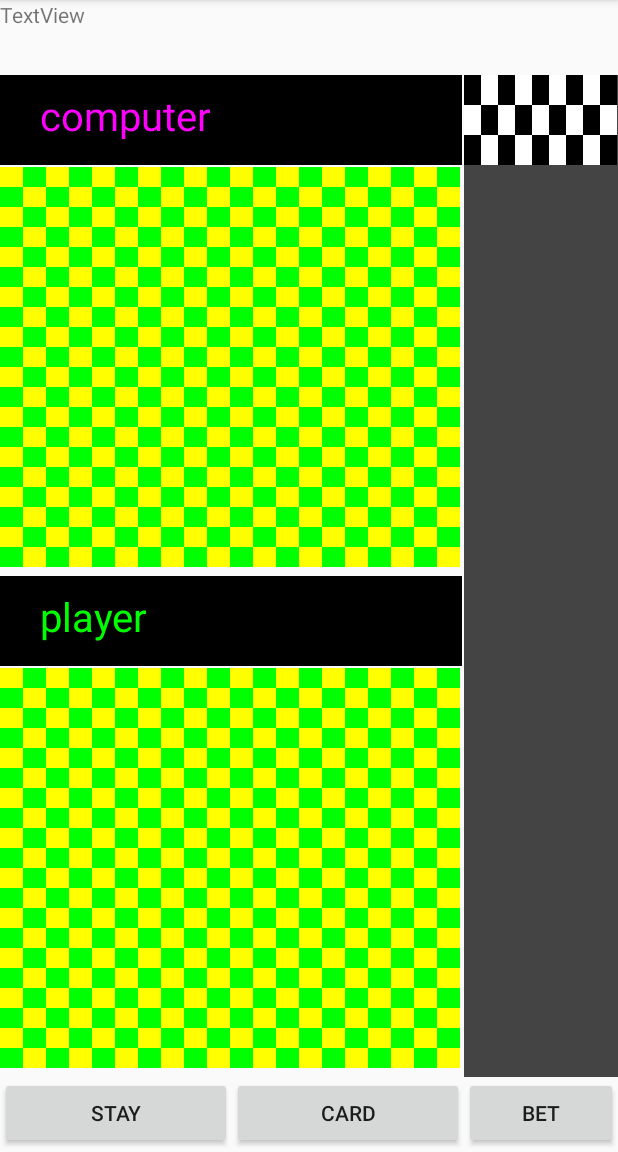
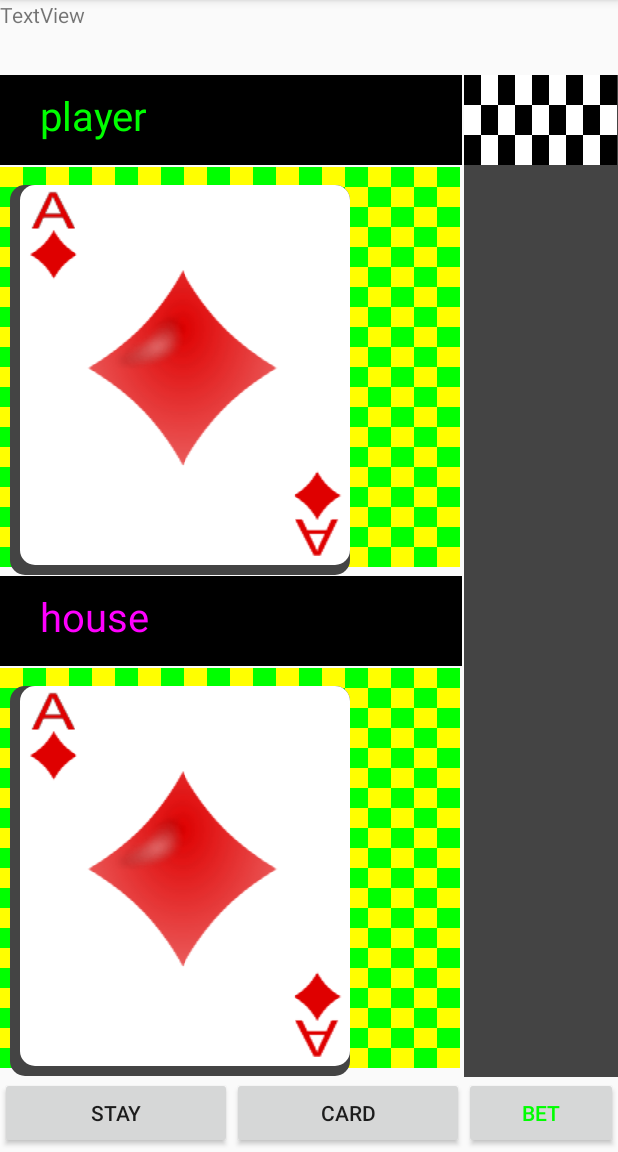
Before and after one commit to zoolu-got-rhythm/android-blackjack-vs-the-world, an Android app: the screen it shows after launch (MainActivity), on a phone screen of 412 x 824 dp, the part 84-1236 px from its top. Run offline under Robolectric (Android 15) with nearby library versions, the phone set to English and light mode, and no system bars.

Commit message:
working on shell script for cards to drawable folder

```diff
--- a/app/src/main/java/com/example/slurp/blackjackandroid/controller/Controller.java
+++ b/app/src/main/java/com/example/slurp/blackjackandroid/controller/Controller.java
@@ -10,7 +10,7 @@ public class Controller{
     private Game model;
     private int betPlaced;
 
-    Controller(Game model){
+    public Controller(Game model){
         this.model = model;
         this.betPlaced = 0;
     }
@@ -87,7 +87,7 @@ public class Controller{
         this.getWinnerAndRestGameIfOver();
     }
 
-    public void placeBet(int betAmount) {
+    private void placeBet(int betAmount) {
         int playerChipsAmount = 0;
         try {
             playerChipsAmount = model.getPlayerByName("player").getChips().getCurrentBalance();
--- a/app/src/main/java/com/example/slurp/blackjackandroid/model/blackjack/Game.java
+++ b/app/src/main/java/com/example/slurp/blackjackandroid/model/blackjack/Game.java
@@ -218,7 +218,7 @@ public class Game extends Observable{
         return theWinner;
     }
 
-    private void notifyView(){
+    public void notifyView(){
         System.out.println("notifying view");
         super.setChanged();
         super.notifyObservers(this);
--- a/app/src/main/java/com/example/slurp/blackjackandroid/view/BoardCanvasView.java
+++ b/app/src/main/java/com/example/slurp/blackjackandroid/view/BoardCanvasView.java
@@ -1,14 +1,18 @@
 package com.example.slurp.blackjackandroid.view;
 
 import android.content.Context;
+import android.graphics.Bitmap;
+import android.graphics.BitmapFactory;
 import android.graphics.Color;
 import android.graphics.Paint;
 import android.graphics.Point;
 import android.graphics.Rect;
+import android.graphics.RectF;
 import android.util.Log;
 import android.view.View;
 import android.view.ViewGroup;
 
+import com.example.slurp.blackjackandroid.R;
 import com.example.slurp.blackjackandroid.model.blackjack.Game;
 
 import java.util.Observable;
@@ -82,75 +86,28 @@ public class BoardCanvasView extends View implements Observer {
         playerTextPaint.setTextSize(40);
         canvas.drawText(this.playerName, 40, (offsetFromTop / 2) + 11.25f, playerTextPaint);
 
+        Bitmap bitmap = BitmapFactory.decodeResource(getResources(), R.drawable.ace_of_diamonds);
 
 
 
+        Paint cardShadowPaint = new Paint();
+        cardShadowPaint.setColor(Color.DKGRAY);
+        canvas.drawRoundRect(
+                new RectF(10, offsetFromTop + 20, 350, offsetFromTop + 400 + 10),
+                15,
+                15,
+                cardShadowPaint);
 
-//        Paint redPaint = new Paint();
-//        redPaint.setColor(Color.RED);
-//        Point apple = this.currentGameState.getCurrentApple() != null ?
-//                this.currentGameState.getCurrentApple().getPos() : null;
+        Paint cardBackgroundPaint = new Paint();
+        cardBackgroundPaint.setColor(Color.WHITE);
+        canvas.drawRoundRect(
+                new RectF(20, offsetFromTop + 20, 350, offsetFromTop + 400),
+                15,
+                15,
+                cardBackgroundPaint);
 
-
-//        if(apple != null)
-//            canvas.drawRect(new Rect(apple.x * squareSize,
-//                    apple.y * squareSize, (apple.x * squareSize) + squareSize - 2,
-//                    (apple.y * squareSize) + squareSize - 2), redPaint);
-//
-//
-//        for (Point p : this.currentGameState.getPlayerSnake().getHeadAndBody()) {
-//
-//            if(this.currentGameState.getPlayerSnake().getHeadAndBody().indexOf(p) == 0){
-//                Paint snakeHeadPaint = new Paint();
-//                snakeHeadPaint.setColor(getResources().getColor(R.color.purple));
-//                canvas.drawRect(new Rect(p.x * squareSize,
-//                                p.y * squareSize, (p.x * squareSize) + squareSize - 2,
-//                                (p.y * squareSize) + squareSize -2),
-//                        snakeHeadPaint);
-//
-//            }else{
-//                canvas.drawRect(new Rect(p.x * squareSize,
-//                                p.y * squareSize, (p.x * squareSize) + squareSize - 2,
-//                                (p.y * squareSize) + squareSize - 2),
-//                        this.mPaint);
-//            }
-//        }
-//
-//        if(currentGameState.getGameOver()) {
-//
-//            String gameOver = "GAME OVER";
-//            String tapScreenToPlayAgain = "tap screen to play again";
-//
-//            Paint gameOverPaint = new Paint();
-//            gameOverPaint.setTextSize(100f);
-//            gameOverPaint.setColor(Color.RED);
-//            gameOverPaint.setStyle(Paint.Style.FILL);
-//
-//            Paint tapScreenPaint = new Paint();
-//            tapScreenPaint.setTextSize(50f);
-//            tapScreenPaint.setColor(Color.GREEN);
-//            tapScreenPaint.setStyle(Paint.Style.FILL);
-//
-//            Rect resultGameOver = new Rect();
-//            Rect resultTapScreenToPlayAgain = new Rect();
-//
-//
-//            gameOverPaint.getTextBounds(gameOver, 0, gameOver.length(), resultGameOver);
-//
-//            tapScreenPaint.getTextBounds(tapScreenToPlayAgain, 0, tapScreenToPlayAgain.length(),
-//                    resultTapScreenToPlayAgain);
-//
-//
-//            canvas.drawText(gameOver, (width / 2) - resultGameOver.width() / 2,
-//                    (height / 2) + resultGameOver.height() / 2, gameOverPaint);
-//
-//            canvas.drawText(tapScreenToPlayAgain, (width / 2) - resultTapScreenToPlayAgain.width() / 2,
-//                    ((height / 2) + resultTapScreenToPlayAgain.height() / 2)
-//                            + resultGameOver.height(), tapScreenPaint);
-//
-//
-//        }
-
+        canvas.drawBitmap(bitmap, null,
+                new Rect(20, offsetFromTop + 20, 350, offsetFromTop + 400), null);
 
         super.onDraw(canvas);
     }
--- a/app/src/main/java/com/example/slurp/blackjackandroid/view/MainActivity.java
+++ b/app/src/main/java/com/example/slurp/blackjackandroid/view/MainActivity.java
@@ -2,6 +2,7 @@ package com.example.slurp.blackjackandroid.view;
 
 import android.content.Context;
 import android.content.res.TypedArray;
+import android.graphics.Color;
 import android.graphics.Point;
 import android.support.v7.app.AppCompatActivity;
 import android.os.Bundle;
@@ -9,31 +10,54 @@ import android.util.DisplayMetrics;
 import android.util.Log;
 import android.util.TypedValue;
 import android.view.Display;
+import android.view.View;
 import android.view.ViewTreeObserver;
+import android.widget.Button;
 import android.widget.LinearLayout;
 
 import com.example.slurp.blackjackandroid.R;
+import com.example.slurp.blackjackandroid.controller.Controller;
 import com.example.slurp.blackjackandroid.model.blackjack.Game;
+import com.example.slurp.blackjackandroid.model.blackjack.Player;
 
-public class MainActivity extends AppCompatActivity {
+import java.util.Observable;
+import java.util.Observer;
 
-    Game model;
+public class MainActivity extends AppCompatActivity implements Observer {
+
+    private Game model;
+    private Controller controller;
+    private Button betButton;
+    private BoardCanvasView boardCanvasViewComputer, boardCanvasViewPlayer;
 
     @Override
     protected void onCreate(Bundle savedInstanceState) {
         super.onCreate(savedInstanceState);
         setContentView(R.layout.activity_main);
 
-//        Display display = getWindowManager().getDefaultDisplay();
-//        Point size = new Point();
-//        display.getSize(size);
-//        int width = size.x;
-//        int height = size.y;
+        final String playerName = "player", computerName = "house";
+
+        this.model = new Game(new Player(playerName, 10), new Player(computerName, 100000));
+        this.controller = new Controller(this.model);
+
+        this.model.addObserver(this);
+//        this.model.addObserver(this.boardCanvasViewComputer);
+//        this.model.addObserver(this.boardCanvasViewPlayer);
+
+
+        betButton = findViewById(R.id.betBtn);
+        betButton.setOnClickListener(new View.OnClickListener() {
+            @Override
+            public void onClick(View view) {
+                controller.setBetPlaced(3);
+                controller.bet();
+            }
+        });
+
 
         final LinearLayout cardsLayoutParent = findViewById(R.id.cards_view_parent);
+        ViewTreeObserver vtoCardsLayoutParent = cardsLayoutParent.getViewTreeObserver();
 
-
-        ViewTreeObserver vtoCardsLayoutParent = cardsLayoutParent.getViewTreeObserver();
         vtoCardsLayoutParent.addOnGlobalLayoutListener(new ViewTreeObserver.OnGlobalLayoutListener() {
 
             @Override
@@ -43,14 +67,11 @@ public class MainActivity extends AppCompatActivity {
                 int h = cardsLayoutParent.getHeight();
                 int w = cardsLayoutParent.getWidth();
 
-                BoardCanvasView boardCanvasViewComputer = new BoardCanvasView(getApplicationContext(), "computer", w, h / 2);
-                BoardCanvasView boardCanvasViewPlayer = new BoardCanvasView(getApplicationContext(), "player", w, h / 2);
+                boardCanvasViewComputer = new BoardCanvasView(getApplicationContext(), playerName, w, h / 2);
+                boardCanvasViewPlayer = new BoardCanvasView(getApplicationContext(), computerName, w, h / 2);
+
                 cardsLayoutParent.addView(boardCanvasViewComputer);
                 cardsLayoutParent.addView(boardCanvasViewPlayer);
-
-
-
-                //make use of height and width
             }
 
         });
@@ -70,11 +91,12 @@ public class MainActivity extends AppCompatActivity {
 
             }
         });
+    }
 
-
-
-
-//        Log.d("action bar height", Integer.toString(getActionBarHeight(getApplicationContext())));
+    @Override
+    protected void onStart() {
+        super.onStart();
+        this.model.notifyView();
     }
 
     public int getStatusBarHeight() {
@@ -86,11 +108,13 @@ public class MainActivity extends AppCompatActivity {
         return result;
     }
 
-//    public static int getActionBarHeight(Context context) {
-//        int[] textSizeAttr = new int[]{R.attr.actionBarSize};
-//        TypedArray a = context.obtainStyledAttributes(new TypedValue().data,  textSizeAttr);
-//        int height = a.getDimensionPixelSize(0, 0);
-//        a.recycle();
-//        return height;
-//    }
+    @Override
+    public void update(Observable observable, Object o) {
+        if(model.getPlacedBets().size() != 2){
+            this.betButton.setTextColor(Color.GREEN);
+        }else{
+            this.betButton.setTextColor(Color.RED);
+        }
+    }
+
 }
--- a/app/src/main/res/layout/activity_main.xml
+++ b/app/src/main/res/layout/activity_main.xml
@@ -50,14 +50,14 @@
             android:orientation="horizontal">
 
             <Button
-                android:id="@+id/button2"
+                android:id="@+id/stayBtn"
                 android:layout_width="wrap_content"
                 android:layout_height="wrap_content"
                 android:layout_weight="1"
                 android:text="stay" />
 
             <Button
-                android:id="@+id/button"
+                android:id="@+id/cardBtn"
                 android:layout_width="wrap_content"
                 android:layout_height="wrap_content"
                 android:layout_weight="1"
@@ -71,7 +71,7 @@
             android:orientation="horizontal">
 
             <Button
-                android:id="@+id/button3"
+                android:id="@+id/betBtn"
                 android:layout_width="wrap_content"
                 android:layout_height="wrap_content"
                 android:layout_weight="1"
```
Also changed, not shown: app/src/main/res/drawable/ace_of_diamonds.png (added), 1 other file.
